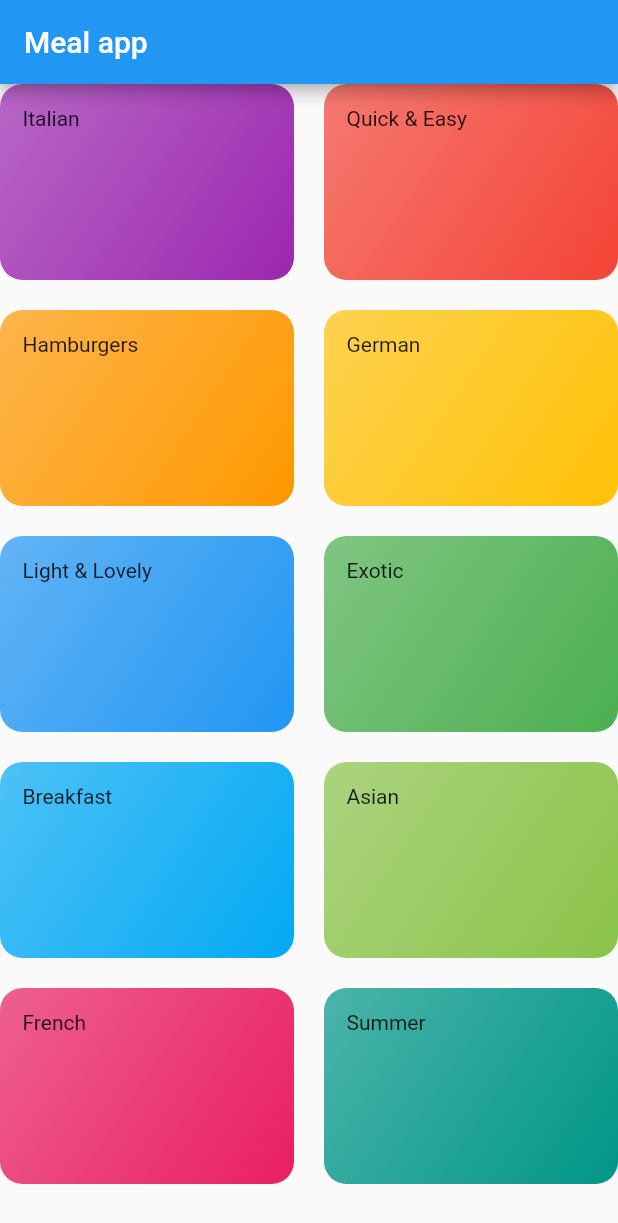
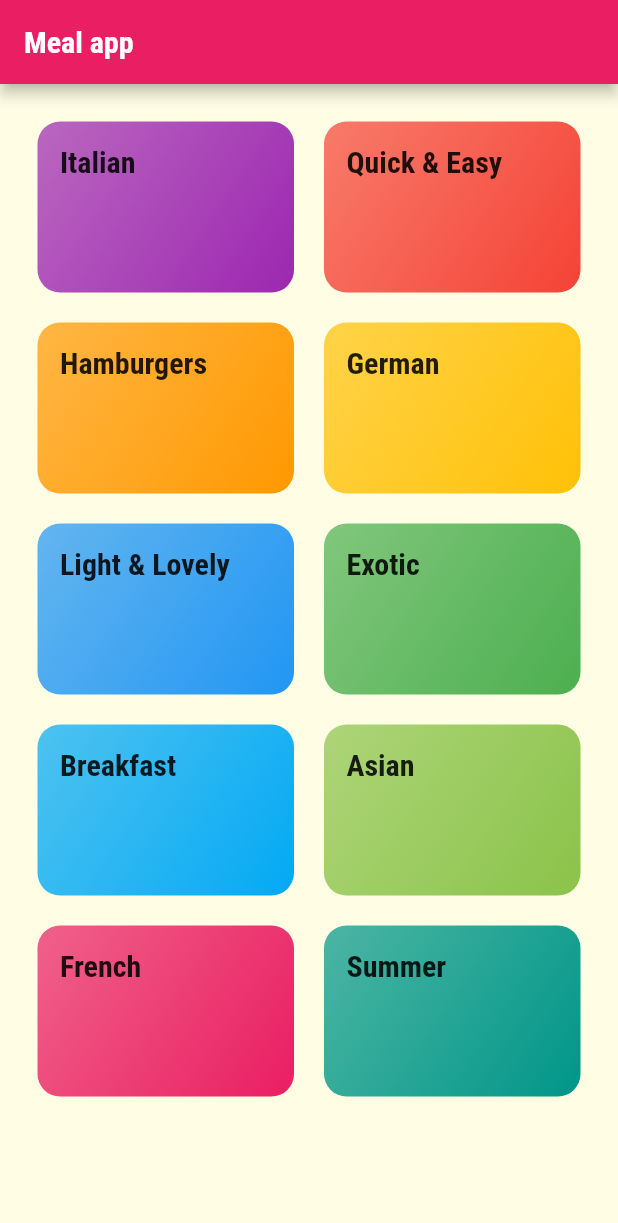
Before and after one commit to MariamGad/meals_app, a Flutter app: the screen it shows after launch, on a phone screen of 412 x 824 dp. Shown: the top 1223 px of the screen. Run offline on Flutter 3.47's test engine with Material 2 defaults, Android fonts, the phone set to English and light mode, and no system bars.

Commit message:
styling and theming

```diff
--- a/lib/categories_screen.dart
+++ b/lib/categories_screen.dart
@@ -12,6 +12,7 @@ class CategoriesScreen extends StatelessWidget {
         title: const Text('Meal app'),
       ),
       body: GridView(
+        padding: const EdgeInsets.all(25),
         children: DUMMY_CATEGORIES
             .map(
               (catDate) => CategoryItem(
--- a/lib/category_item.dart
+++ b/lib/category_item.dart
@@ -12,7 +12,10 @@ class CategoryItem extends StatelessWidget {
   Widget build(BuildContext context) {
     return Container(
       padding: const EdgeInsets.all(15),
-      child: Text(title),
+      child: Text(
+        title,
+        style: Theme.of(context).textTheme.title,
+      ),
       decoration: BoxDecoration(
         gradient: LinearGradient(
           colors: [
--- a/lib/main.dart
+++ b/lib/main.dart
@@ -11,6 +11,26 @@ class MyApp extends StatelessWidget {
   @override
   Widget build(BuildContext context) {
     return MaterialApp(
+      title: 'DeliMeals',
+      theme: ThemeData(
+        primarySwatch: Colors.pink,
+        accentColor: Colors.amber,
+        canvasColor: Color.fromRGBO(255, 254, 229, 1),
+        fontFamily: 'Raleway',
+        textTheme: ThemeData.light().textTheme.copyWith(
+              body1: TextStyle(
+                color: Color.fromRGBO(20, 51, 51, 1),
+              ),
+              body2: TextStyle(
+                color: Color.fromRGBO(20, 51, 51, 1),
+              ),
+              title: TextStyle(
+                fontFamily: 'RobotoCondensed',
+                fontSize: 20,
+                fontWeight: FontWeight.bold,
+              ),
+            ),
+      ),
       home: CategoriesScreen(),
     );
   }
```
Also changed, not shown: pubspec.yaml (+20 -7 lines), assets/fonts/Raleway-Black.ttf (added), assets/fonts/Raleway-Bold.ttf (added), assets/fonts/Raleway-Regular.ttf (added), assets/fonts/RobotoCondensed-Bold.ttf (added), assets/fonts/RobotoCondensed-Italic.ttf (added), assets/fonts/RobotoCondensed-Light.ttf (added), assets/fonts/RobotoCondensed-Regular.ttf (added).
